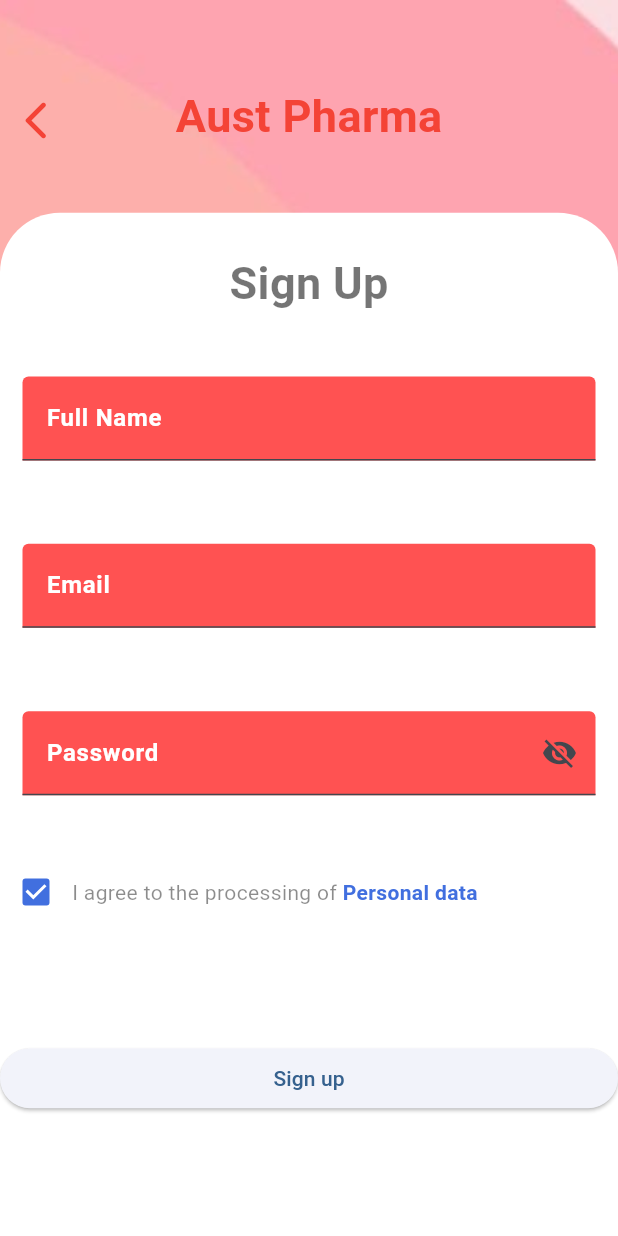
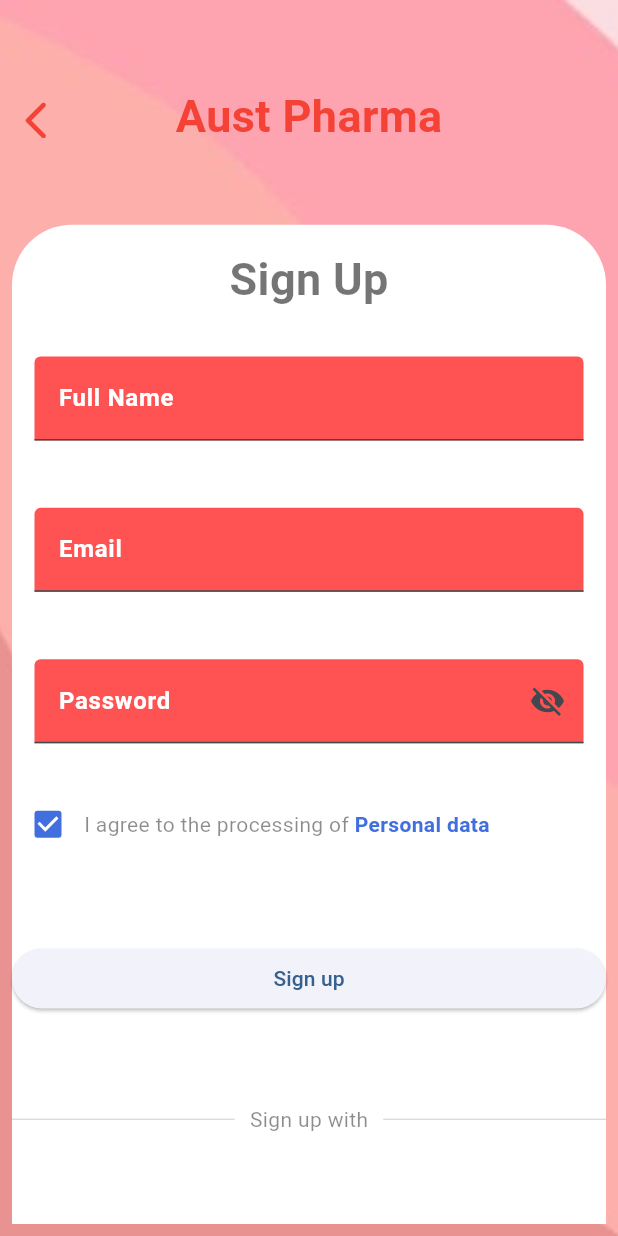
Before and after one commit to Samiul-7/Main_project, a Flutter app: the screen it shows after launch, after a tap on "Register Now", on a phone screen of 412 x 824 dp. Run offline on Flutter 3.47's test engine with Material 3 defaults, Android fonts, the phone set to English and light mode, and no system bars; our stand-ins replace flutter_spinkit; missing offline and left inert: animated_switch.

Commit message:
Or sign up with

```diff
--- a/lib/signup_page.dart
+++ b/lib/signup_page.dart
@@ -63,6 +63,8 @@ class _SignUpScreenState extends State<signup_page>{
 
                 Expanded(
                   flex: 9,
+                  child: Padding(
+                    padding: const EdgeInsets.all(8.0),
                     child: Container(
                       decoration: const BoxDecoration(
                         color: Colors.white,
@@ -221,6 +223,39 @@ class _SignUpScreenState extends State<signup_page>{
                                   const SizedBox(
                                     height: 30.0,
                                   ),
+                                  // sign up divider
+                                  Row(
+                                    mainAxisAlignment: MainAxisAlignment.center,
+                                    children: [
+                                      Expanded(
+                                        child: Divider(
+                                          thickness: 0.7,
+                                          color: Colors.grey.withOpacity(0.5),
+                                        ),
+                                      ),
+                                      const Padding(
+                                        padding: EdgeInsets.symmetric(
+                                          vertical: 0,
+                                          horizontal: 10,
+                                        ),
+                                        child: Text(
+                                          'Sign up with',
+                                          style: TextStyle(
+                                            color: Colors.black45,
+                                          ),
+                                        ),
+                                      ),
+                                      Expanded(
+                                        child: Divider(
+                                          thickness: 0.7,
+                                          color: Colors.grey.withOpacity(0.5),
+                                        ),
+                                      ),
+                                    ],
+                                  ),
+                                  const SizedBox(
+                                    height: 30.0,
+                                  ),
 
 
                                 ],
@@ -230,6 +265,7 @@ class _SignUpScreenState extends State<signup_page>{
                         ],
                       ),
 
+                    ),
                   ),
 
                 )
```
Lines whose indentation alone changed are shown as unchanged.
